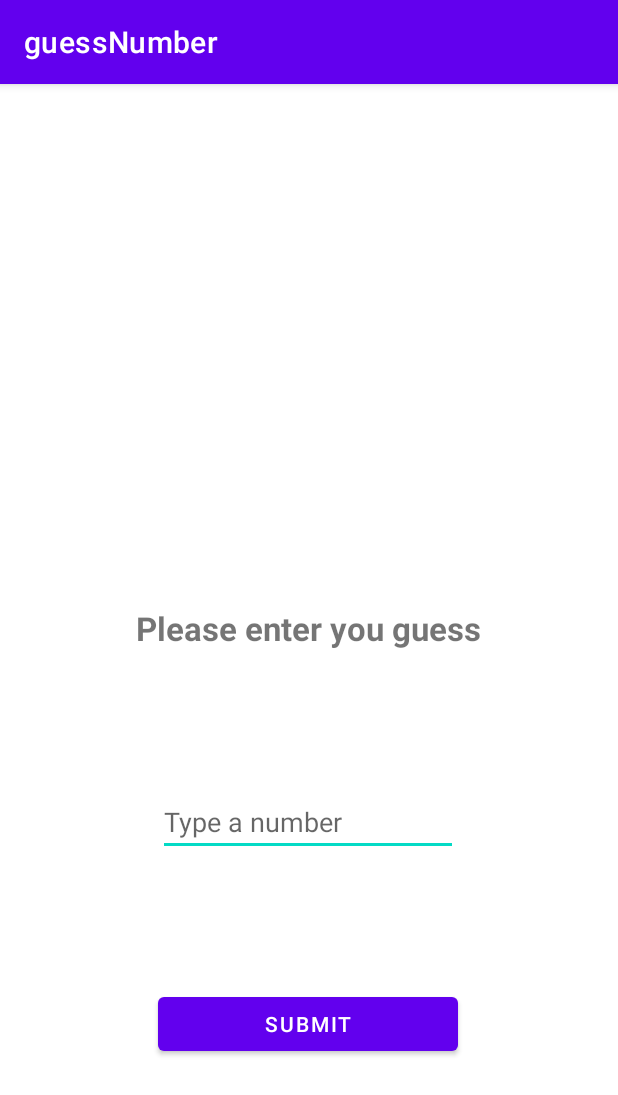
After one commit to BewareShips/kotlin-task-3.3, an Android app: the GuessActivity screen opened directly, with no data from a screen before it, on a phone screen of 412 x 824 dp. The commit adds this screen. Shown: the top 1095 px of the screen. Run offline under Robolectric (Android 15) with nearby library versions, the phone set to English and light mode, and no system bars; 1 statement that could not run was skipped.

Commit message:
With 2 activities

```diff
--- a/app/src/main/AndroidManifest.xml
+++ b/app/src/main/AndroidManifest.xml
@@ -10,6 +10,9 @@
         android:supportsRtl="true"
         android:theme="@style/Theme.GuessNumber">
         <activity
+            android:name=".GuessActivity"
+            android:exported="false" />
+        <activity
             android:name=".MainActivity"
             android:exported="true">
             <intent-filter>
--- /dev/null
+++ b/app/src/main/java/com/example/guessnumber/GuessActivity.kt
@@ -0,0 +1,65 @@
+package com.example.guessnumber
+
+import android.content.Context
+import android.content.Intent
+import androidx.appcompat.app.AppCompatActivity
+import android.os.Bundle
+import android.view.WindowManager
+import android.view.inputmethod.InputMethodManager
+import android.widget.Button
+import android.widget.EditText
+import android.widget.TextView
+
+
+class GuessActivity : AppCompatActivity() {
+
+
+    lateinit var textView: TextView
+    lateinit var editText: EditText
+    lateinit var validateBtn: Button
+
+    var guessNumber:Int = 0;
+
+
+    override fun onCreate(savedInstanceState: Bundle?) {
+        super.onCreate(savedInstanceState)
+        setContentView(R.layout.activity_guess)
+
+        textView = findViewById(R.id.textView)
+        editText = findViewById(R.id.editText)
+        validateBtn = findViewById(R.id.submitBtn)
+
+
+         guessNumber = intent.getStringExtra("number")!!.toInt();
+
+
+
+        textView.text = "Please enter you guess"
+
+        validateBtn.setOnClickListener {
+            val number: Int = editText.text.toString().toInt()
+            if(number < guessNumber){
+                textView.text = "You number is higher"
+                editText.text.clear()
+            }else if(number > guessNumber){
+                textView.text = "You number is lower"
+                editText.text.clear()
+            }else{
+                textView.text = "You was right"
+            }
+            closeKeyboard()
+        }
+
+    }
+
+    private fun closeKeyboard() {
+        val view = this.currentFocus;
+        if (view != null) {
+            val hideMe =  getSystemService(Context.INPUT_METHOD_SERVICE) as InputMethodManager
+            hideMe.hideSoftInputFromWindow(view.windowToken,0)
+        }
+        window.setSoftInputMode(WindowManager.LayoutParams.SOFT_INPUT_STATE_ALWAYS_HIDDEN)
+    }
+
+
+}
--- /dev/null
+++ b/app/src/main/res/layout/activity_guess.xml
@@ -0,0 +1,50 @@
+<?xml version="1.0" encoding="utf-8"?>
+<androidx.constraintlayout.widget.ConstraintLayout xmlns:android="http://schemas.android.com/apk/res/android"
+    xmlns:app="http://schemas.android.com/apk/res-auto"
+    xmlns:tools="http://schemas.android.com/tools"
+    android:layout_width="match_parent"
+    android:layout_height="match_parent"
+    tools:context=".GuessActivity">
+
+    <TextView
+        android:id="@+id/textView"
+        android:layout_width="wrap_content"
+        android:layout_height="wrap_content"
+        android:layout_centerHorizontal="true"
+        android:layout_marginTop="348dp"
+        android:text="@string/start_msg"
+        android:textSize="22sp"
+        android:textStyle="bold"
+        app:layout_constraintEnd_toEndOf="parent"
+        app:layout_constraintHorizontal_bias="0.497"
+        app:layout_constraintStart_toStartOf="parent"
+        app:layout_constraintTop_toTopOf="parent" />
+
+    <EditText
+        android:id="@+id/editText"
+        android:layout_width="200dp"
+        android:layout_height="wrap_content"
+        android:layout_below="@id/textView"
+        android:layout_centerHorizontal="true"
+        android:layout_marginTop="92dp"
+        android:hint="Type a number"
+        android:inputType="number"
+        app:layout_constraintEnd_toEndOf="parent"
+        app:layout_constraintHorizontal_bias="0.497"
+        app:layout_constraintStart_toStartOf="parent"
+        app:layout_constraintTop_toBottomOf="@+id/textView" />
+
+    <Button
+        android:id="@+id/submitBtn"
+        android:layout_width="200dp"
+        android:layout_height="wrap_content"
+        android:layout_below="@id/editText"
+        android:layout_centerHorizontal="true"
+        android:layout_marginTop="88dp"
+        android:text="Submit"
+        app:layout_constraintEnd_toEndOf="parent"
+        app:layout_constraintHorizontal_bias="0.497"
+        app:layout_constraintStart_toStartOf="parent"
+        app:layout_constraintTop_toBottomOf="@+id/editText" />
+
+</androidx.constraintlayout.widget.ConstraintLayout>
```
Also changed, not shown: app/src/main/java/com/example/guessnumber/MainActivity.kt (+8 -31 lines), app/src/main/res/layout/activity_main.xml (+0 -41 lines).
